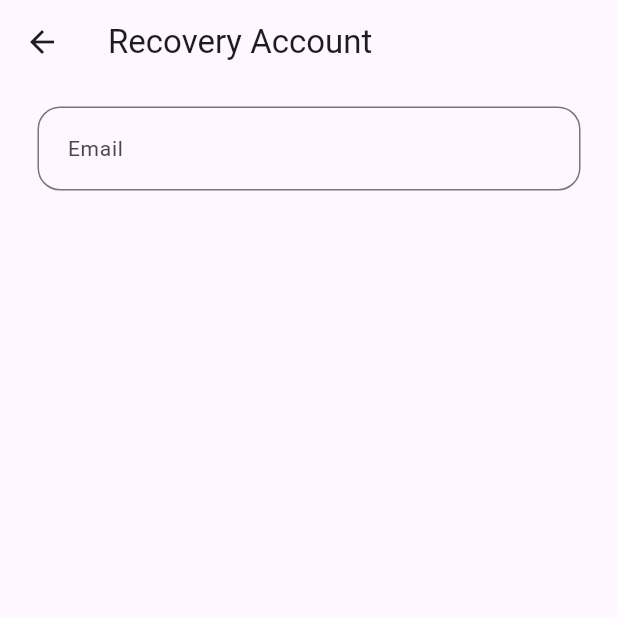
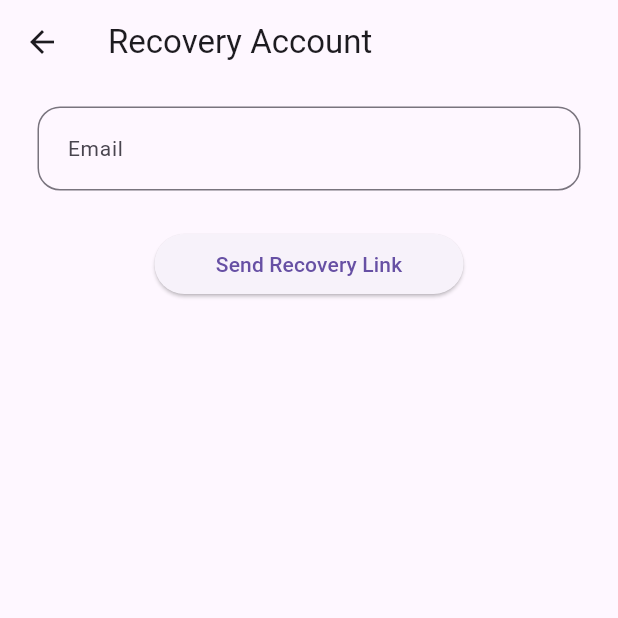
Before and after one commit to launchtec/satesocial-V1.0.0, a Flutter app: the RecoveryPassView screen opened directly, on a phone screen of 412 x 824 dp, the top half of it. Run offline on Flutter 3.47's test engine with Material 3 defaults, Android fonts, the phone set to English and light mode, and no system bars; our stand-ins replace bloc, built_value, cloud_firestore, dropdown_button2, equatable, firebase_auth and 4 more; missing offline and left inert: flutter_material_pickers; accounts and stored records are empty; generated files the repository leaves out were written again.

Commit message:
Fix password recovery

```diff
--- a/lib/features/auth/presentation/screens/recovery_pass_screen.dart
+++ b/lib/features/auth/presentation/screens/recovery_pass_screen.dart
@@ -2,6 +2,7 @@ import 'dart:async';
 
 import 'package:flutter/material.dart';
 import 'package:flutter_bloc/flutter_bloc.dart';
+import 'package:get/get.dart';
 import 'package:sate_social/features/auth/domain/use_cases/recovery_pass_use_case.dart';
 import 'package:sate_social/features/auth/presentation/blocks/recovery_pass/recovery_pass_cubit.dart';
 
@@ -96,7 +97,22 @@ class _RecoveryPassViewState extends State<RecoveryPassView> {
                       context.read<RecoveryPassCubit>().emailChanged(value);
                     });
                   },
-                )
+                ),
+                const SizedBox(height: Dimensions.paddingSizeExtraLarge),
+                Center(
+                    child: SizedBox(
+                        width: context.width / 2,
+                        child: ElevatedButton(
+                          key: const Key('recoveryPass_continue_elevatedButton'),
+                          onPressed:
+                          context.read<RecoveryPassCubit>().state.formStatus ==
+                              FormStatus.submissionInProgress
+                              ? null
+                              : () {
+                            context.read<RecoveryPassCubit>().accountRecovery();
+                          },
+                          child: const Text('Send Recovery Link'),
+                        ))),
               ]));
         }));
   }
--- a/lib/main.dart
+++ b/lib/main.dart
@@ -67,7 +67,6 @@ class App extends StatelessWidget {
         theme: ThemeData.light(useMaterial3: true),
         getPages: RouteHelper.routes,
         initialRoute: RouteHelper.welcome,
-        home: const WelcomeScreen(),
       ),
     );
   }
```
